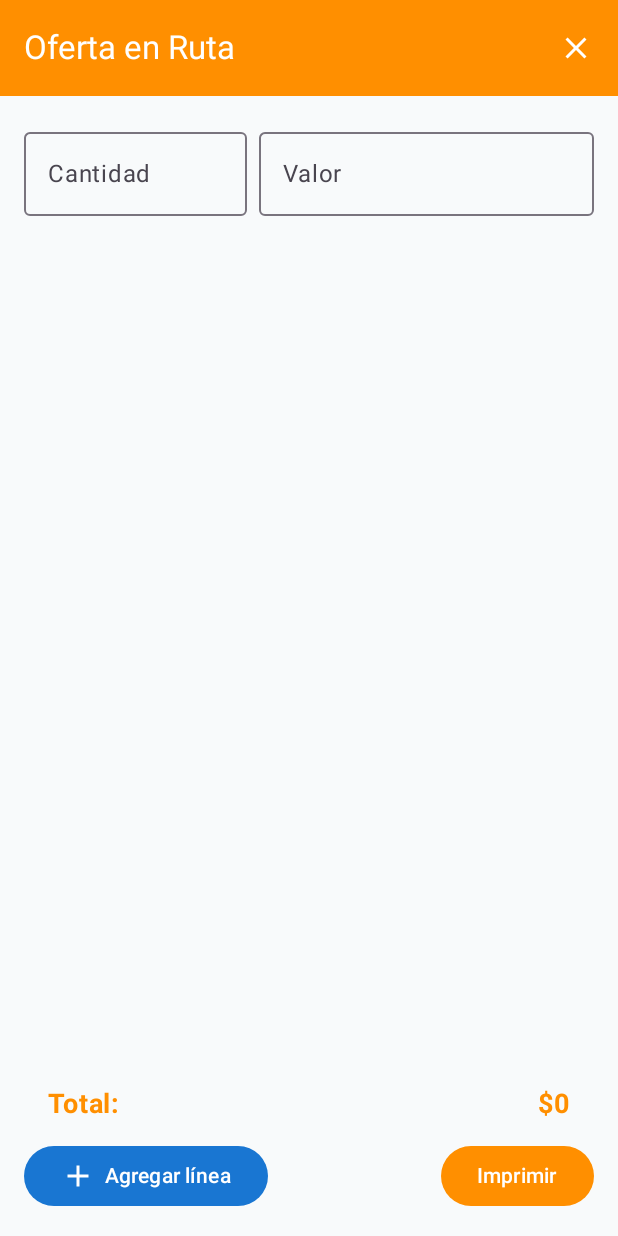
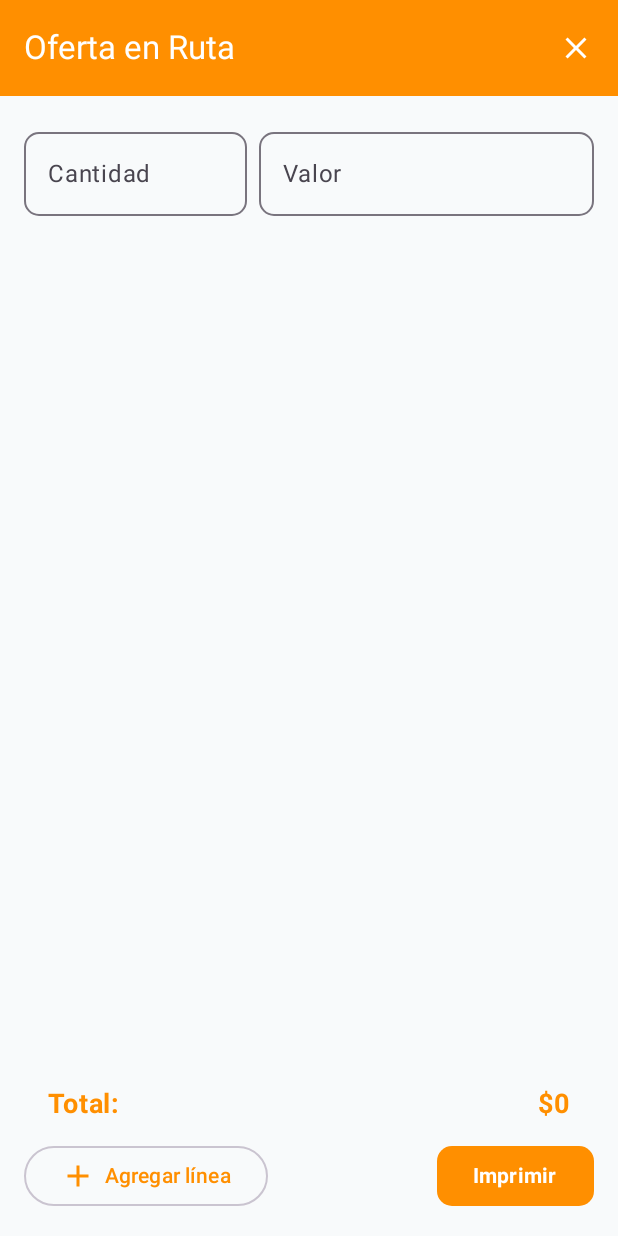
Before and after one commit to Roadixito23/SurayPOSKotlin, an Android app built with Jetpack Compose: the composable OfferDialog called with empty values, on a phone screen of 412 x 824 dp. Run offline under Robolectric (Android 15) with nearby library versions, the phone set to English and light mode, and no system bars.

Commit message:
feat(ui): Inicio, Oferta y Cargo con el estilo ámbar unificado
- HomeScreen: anular y reimprimir usan PasswordPromptDialog (vibra y muestra el error sin bloqueo); se borra el diálogo privado de 6 caracteres.
- OfferDialog y CargoScreen: campos con surayFieldColors/SurayFieldShape y botón principal ámbar; sin cambios de estructura.

```diff
--- a/app/src/main/kotlin/cl/suray/posbus/ui/home/OfferDialog.kt
+++ b/app/src/main/kotlin/cl/suray/posbus/ui/home/OfferDialog.kt
@@ -1,5 +1,9 @@
 package cl.suray.posbus.ui.home
 
+import cl.suray.posbus.ui.components.surayFieldColors
+import cl.suray.posbus.ui.components.SurayFieldShape
+import androidx.compose.foundation.shape.RoundedCornerShape
+import androidx.compose.material3.OutlinedButton
 import androidx.compose.foundation.layout.Arrangement
 import androidx.compose.foundation.layout.Column
 import androidx.compose.foundation.layout.Row
@@ -72,11 +76,13 @@ fun OfferDialog(onSubmit: (List<OfferEntry>) -> String?, onClose: () -> Unit) {
                             OutlinedTextField(
                                 line.number, { lines[i] = line.copy(number = it.filter(Char::isDigit).take(4)); error = null },
                                 Modifier.weight(2f), label = { Text("Cantidad") }, singleLine = true,
+                                shape = SurayFieldShape, colors = surayFieldColors(),
                                 keyboardOptions = KeyboardOptions(keyboardType = KeyboardType.Number),
                             )
                             OutlinedTextField(
                                 line.value, { lines[i] = line.copy(value = it.filter(Char::isDigit).take(7)); error = null },
                                 Modifier.weight(3f), label = { Text("Valor") }, singleLine = true,
+                                shape = SurayFieldShape, colors = surayFieldColors(),
                                 keyboardOptions = KeyboardOptions(keyboardType = KeyboardType.Number),
                             )
                             if (lines.size > 1) {
@@ -92,13 +98,14 @@ fun OfferDialog(onSubmit: (List<OfferEntry>) -> String?, onClose: () -> Unit) {
                 }
                 error?.let { Text(it, color = Color.Red, modifier = Modifier.padding(bottom = 8.dp)) }
                 Row(Modifier.fillMaxWidth(), horizontalArrangement = Arrangement.SpaceBetween) {
-                    Button({ lines.add(OfferEntry("", "")) }, colors = ButtonDefaults.buttonColors(containerColor = Color(0xFF1976D2))) {
+                    OutlinedButton({ lines.add(OfferEntry("", "")) }, colors = ButtonDefaults.outlinedButtonColors(contentColor = Amber)) {
                         Icon(Icons.Default.Add, null); Spacer(Modifier.width(6.dp)); Text("Agregar línea")
                     }
                     Button(
                         { val r = onSubmit(lines.toList()); if (r == null) onClose() else error = r },
+                        shape = RoundedCornerShape(10.dp),
                         colors = ButtonDefaults.buttonColors(containerColor = Amber),
-                    ) { Text("Imprimir") }
+                    ) { Text("Imprimir", fontWeight = FontWeight.Bold) }
                 }
             }
         }
```
Also changed, not shown: app/src/main/kotlin/cl/suray/posbus/ui/cargo/CargoScreen.kt (+14 -2 lines), app/src/main/kotlin/cl/suray/posbus/ui/home/HomeScreen.kt (+7 -31 lines).
